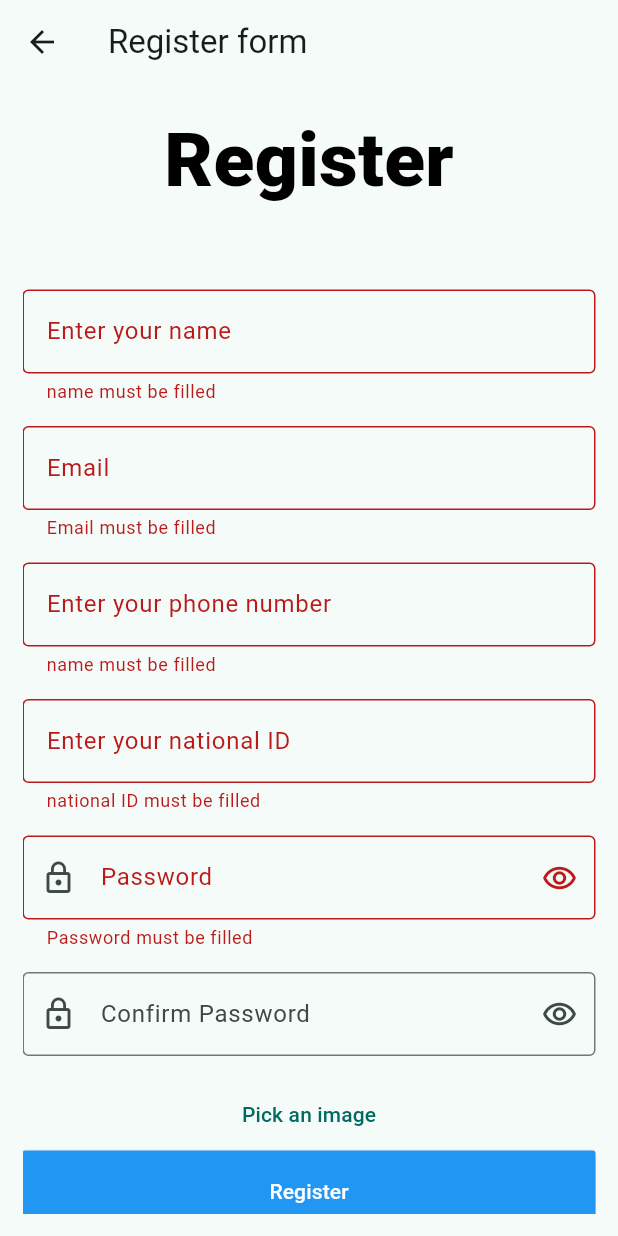
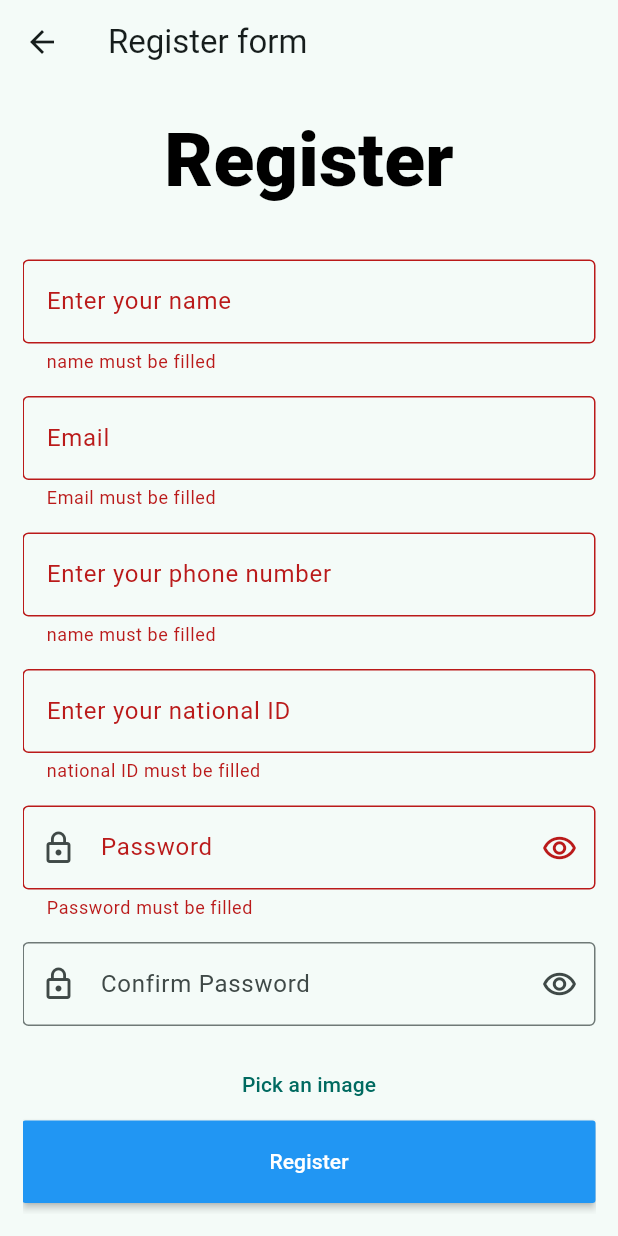
Before and after one commit to YossefAhmed9/Mentor-Academy-training_store-app, a Flutter app: the Register_Screen screen opened directly, after a tap on "Register", on a phone screen of 412 x 824 dp. Run offline on Flutter 3.47's test engine with Material 3 defaults, Android fonts, the light colour scheme and no system bars; our stand-ins replace dio, flutter_bloc, image_picker, shared_preferences, smooth_page_indicator; accounts and stored records are empty.

Commit message:
Editing login_screen and Register Screen

```diff
--- a/lib/core/network/remote/dio_helper.dart
+++ b/lib/core/network/remote/dio_helper.dart
@@ -5,6 +5,8 @@ class DioHelper {
   static init() {
     dio = Dio(BaseOptions(
       receiveDataWhenStatusError: true,
+      responseType: ResponseType.json,
+      validateStatus: (status) => status == 200,
     ));
   }
 
--- a/lib/screens/Register Screen.dart
+++ b/lib/screens/Register Screen.dart
@@ -37,9 +37,8 @@ class Register_Screen extends StatelessWidget {
               child: Form(
                 key: formKey,
                 child: Column(
-                  crossAxisAlignment: CrossAxisAlignment.center,
                   children: [
-                    const Text(
+                    Text(
                       'Register',
                       style: TextStyle(
                         color: Colors.black,
@@ -48,7 +47,7 @@ class Register_Screen extends StatelessWidget {
                       ),
                     ),
                     const SizedBox(
-                      height: 50,
+                      height: 30,
                     ),
                     //name
                     Padding(
@@ -236,7 +235,20 @@ class Register_Screen extends StatelessWidget {
                       height: 55.0,
                       child: MaterialButton(
                         onPressed: () async {
-                          if (formKey.currentState!.validate()) {}
+                          if (formKey.currentState!.validate()) {
+                            try {
+                              cubit.register(
+                                  namecontroller.text,
+                                  emailcontroller.text,
+                                  phonecontroller.text,
+                                  nationalIDcontroller.text,
+                                  'female',
+                                  cubit.userImage);
+                            } catch (error) {
+                              print(error.toString());
+                              print(error.runtimeType);
+                            }
+                          }
                         },
                         color: Colors.blue,
                         child: Text(
```
Also changed, not shown: lib/Register/Register_cubit.dart (+11 -10 lines).
